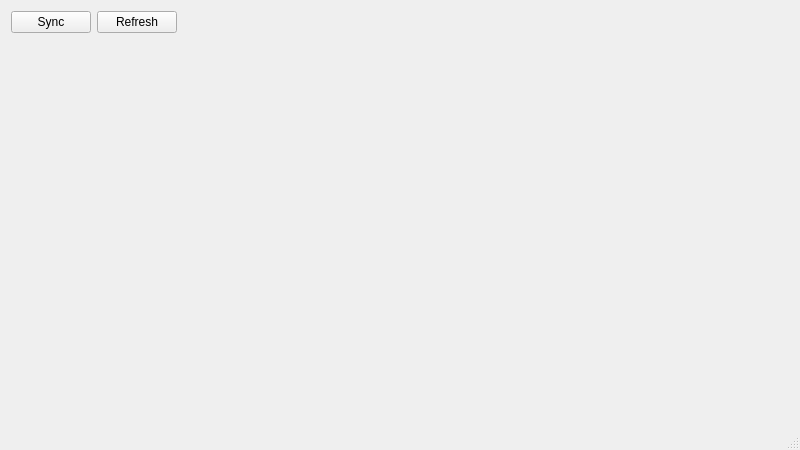
This is src/mainwindow.ui in LeoSko/VKMusicSync as Qt 5 draws it before an edit. The edited form follows.
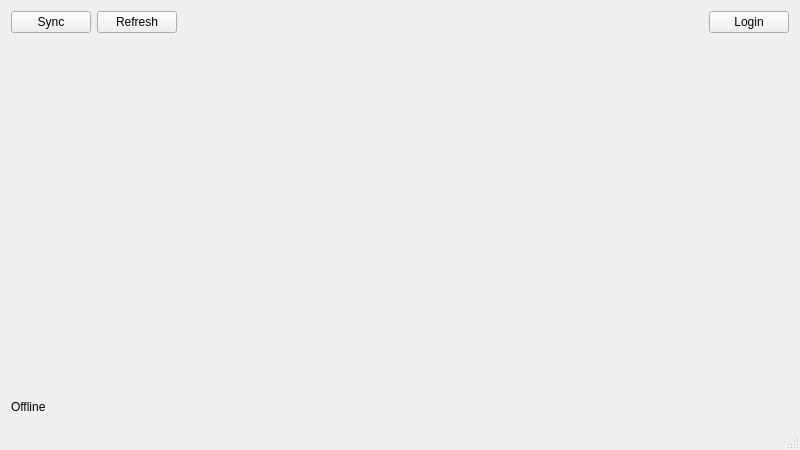
This is the edited form.

```diff
--- a/src/mainwindow.ui
+++ b/src/mainwindow.ui
@@ -44,6 +44,13 @@
         </property>
        </spacer>
       </item>
+      <item>
+       <widget class="QPushButton" name="loginButton">
+        <property name="text">
+         <string>Login</string>
+        </property>
+       </widget>
+      </item>
      </layout>
     </item>
     <item>
@@ -59,6 +66,30 @@
       </property>
      </spacer>
     </item>
+    <item>
+     <layout class="QHBoxLayout" name="horizontalLayout_2">
+      <item>
+       <widget class="QLabel" name="onlineStateLbl">
+        <property name="text">
+         <string>Offline</string>
+        </property>
+       </widget>
+      </item>
+      <item>
+       <spacer name="horizontalSpacer_2">
+        <property name="orientation">
+         <enum>Qt::Horizontal</enum>
+        </property>
+        <property name="sizeHint" stdset="0">
+         <size>
+          <width>40</width>
+          <height>20</height>
+         </size>
+        </property>
+       </spacer>
+      </item>
+     </layout>
+    </item>
    </layout>
   </widget>
   <widget class="QMenuBar" name="menuBar">
```
Left out of the diff: 4 changed lines with no effect on the pictures.
